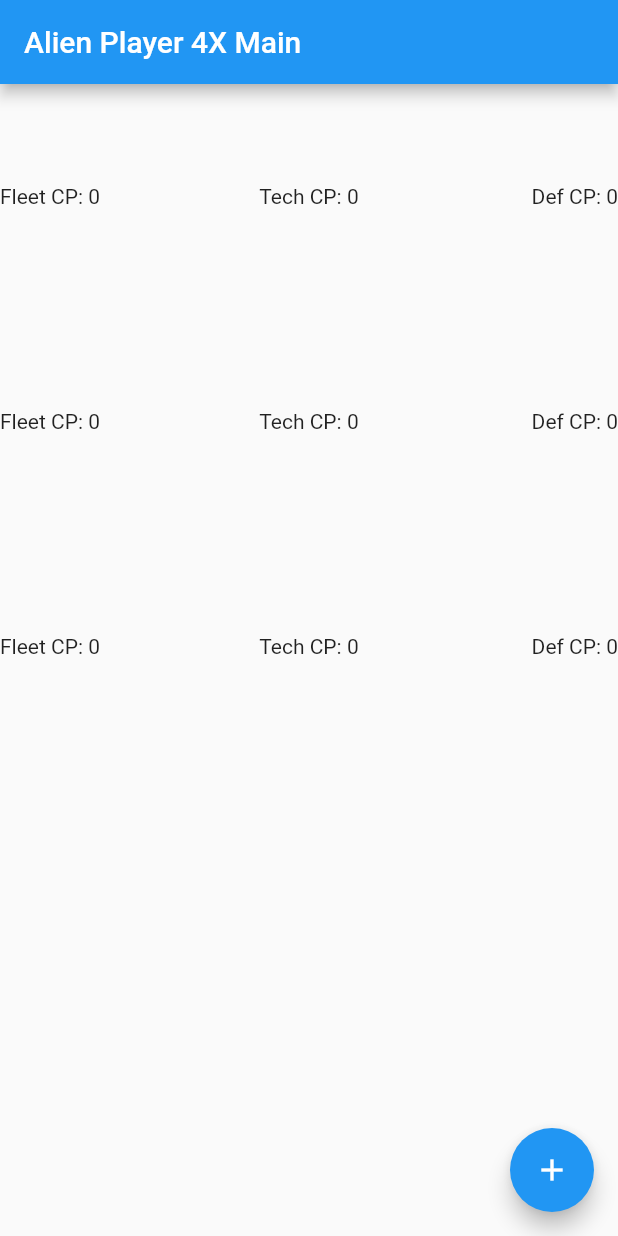
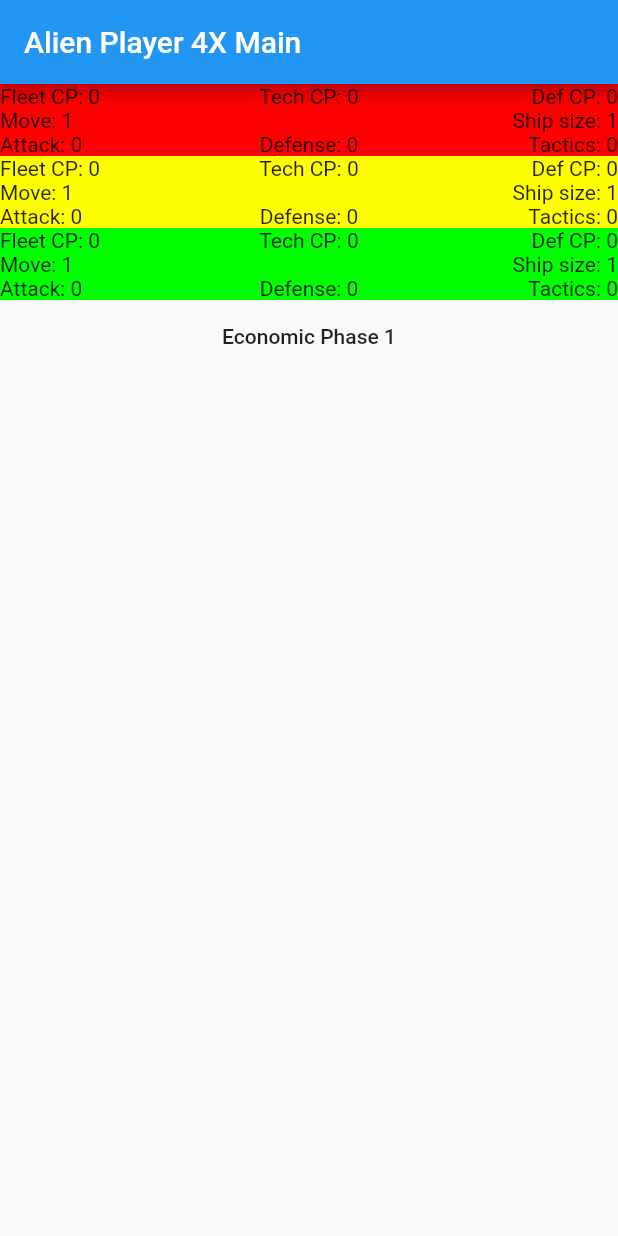
Before and after one commit to NanocTheBuilder/alien_player_4xf, a Flutter app: the screen it shows after launch, on a phone screen of 412 x 824 dp. Run offline on Flutter 3.47's test engine with Material 2 defaults, Android fonts, the phone set to English and light mode, and no system bars.

Commit message:
2020.09.13

```diff
--- a/lib/main.dart
+++ b/lib/main.dart
@@ -1,11 +1,43 @@
+import 'package:alienplayer4xf/game/alien_economic_sheet.dart';
 import 'package:alienplayer4xf/game/dice_roller.dart';
 import 'package:alienplayer4xf/game/enums.dart';
 import 'package:alienplayer4xf/game/game.dart';
 import 'package:alienplayer4xf/game/scenarios/base_game.dart';
+import 'package:alienplayer4xf/widgets/game_page.dart';
 import 'package:flutter/material.dart';
+import 'package:provider/provider.dart';
+
+const Map PlayerColors = {
+  PlayerColor.RED: Color.fromARGB(255, 255, 0, 0),
+  PlayerColor.GREEN: Color.fromARGB(255, 0, 255, 0),
+  PlayerColor.BLUE: Color.fromARGB(255, 0, 0, 255),
+  PlayerColor.YELLOW: Color.fromARGB(255, 255, 255, 0),
+};
 
 void main() {
-  runApp(MyApp());
+  runApp(
+      ChangeNotifierProvider<GameModel>(create: (context) => GameModel(), child: MyApp()));
+}
+
+class GameModel extends ChangeNotifier {
+  Game _game;
+
+  GameModel() {
+    _game = Game(BaseGameScenario(), BaseGameDifficulty.NORMAL,
+        [PlayerColor.RED, PlayerColor.YELLOW, PlayerColor.GREEN]);
+    _game.roller = DiceRoller();
+  }
+
+  get aliens => _game.aliens;
+
+  List<EconPhaseResult> doEconomicPhase() {
+    var result = _game.doEconomicPhase();
+    notifyListeners();
+    return result;
+  }
+
+  get currentTurn => _game.currentTurn;
+
 }
 
 class MyApp extends StatelessWidget {
@@ -15,78 +47,9 @@ class MyApp extends StatelessWidget {
     return MaterialApp(
       title: 'Alien Player 4X App',
       theme: ThemeData(
-        // This is the theme of your application.
-        //
-        // Try running your application with "flutter run". You'll see the
-        // application has a blue toolbar. Then, without quitting the app, try
-        // changing the primarySwatch below to Colors.green and then invoke
-        // "hot reload" (press "r" in the console where you ran "flutter run",
-        // or simply save your changes to "hot reload" in a Flutter IDE).
-        // Notice that the counter didn't reset back to zero; the application
-        // is not restarted.
-        primarySwatch: Colors.blue,
-        // This makes the visual density adapt to the platform that you run
-        // the app on. For desktop platforms, the controls will be smaller and
-        // closer together (more dense) than on mobile platforms.
         visualDensity: VisualDensity.adaptivePlatformDensity,
       ),
-      home: MainPage(title: 'Alien Player 4X Main'),
+      home: GamePage(title: 'Alien Player 4X Main'),
     );
   }
 }
-
-class MainPage extends StatefulWidget {
-  MainPage({Key key, this.title}) : super(key: key);
-
-  // This widget is the home page of your application. It is stateful, meaning
-  // that it has a State object (defined below) that contains fields that affect
-  // how it looks.
-
-  // This class is the configuration for the state. It holds the values (in this
-  // case the title) provided by the parent (in this case the App widget) and
-  // used by the build method of the State. Fields in a Widget subclass are
-  // always marked "final".
-
-  final String title;
-
-  @override
-  _MainPageState createState() => _MainPageState();
-}
-
-class _MainPageState extends State<MainPage> {
-  Game _game = Game(BaseGameScenario(), BaseGameDifficulty.NORMAL, [PlayerColor.RED, PlayerColor.YELLOW, PlayerColor.GREEN]);
-
-  @override
-  Widget build(BuildContext context) {
-    return Scaffold(
-      appBar: AppBar(
-        title: Text(widget.title),
-      ),
-      body: Center(
-        child: ListView.builder(
-          itemCount: _game.aliens.length,
-          itemBuilder: (BuildContext context, int index) {
-            return Container(
-              height: 150,
-              child: Row(
-                  children: [
-                    Expanded(flex: 1, child: Container(child: Text('Fleet CP: ${_game.aliens[index].economicSheet.fleetCP}', textAlign: TextAlign.left,))),
-                    Expanded(flex: 1, child: Container(child: Text('Tech CP: ${_game.aliens[index].economicSheet.techCP}', textAlign: TextAlign.center,))),
-                    Expanded(flex: 1, child: Container(child: Text('Def CP: ${_game.aliens[index].economicSheet.defCP}', textAlign: TextAlign.right,))),
-                ]
-              )
-            );
-          }
-        ),
-      ),
-      floatingActionButton: FloatingActionButton(
-        onPressed: (){setState(() {
-          _game.roller = DiceRoller();
-          _game.doEconomicPhase();
-        });},
-        tooltip: 'Egy gomb',
-        child: Icon(Icons.add),
-      ), // This trailing comma makes auto-formatting nicer for build methods.
-    );
-  }
-}
--- /dev/null
+++ b/lib/widgets/alien_player_view.dart
@@ -0,0 +1,82 @@
+import 'package:alienplayer4xf/game/alien_player.dart';
+import 'package:alienplayer4xf/game/enums.dart';
+import 'package:flutter/material.dart';
+
+import '../main.dart';
+
+class AlienPlayerView extends StatelessWidget {
+  final AlienPlayer alien;
+
+  AlienPlayerView(this.alien);
+  @override
+  Widget build(BuildContext context) {
+    return Container(
+        color: PlayerColors[alien.color],
+        child: Column(
+          children: [
+            Row(children: [
+              Expanded(
+                  flex: 1,
+                  child: Container(
+                      child: Text(
+                    'Fleet CP: ${alien.economicSheet.fleetCP}',
+                    textAlign: TextAlign.left,
+                  ))),
+              Expanded(
+                  flex: 1,
+                  child: Container(
+                      child: Text(
+                    'Tech CP: ${alien.economicSheet.techCP}',
+                    textAlign: TextAlign.center,
+                  ))),
+              Expanded(
+                  flex: 1,
+                  child: Container(
+                      child: Text(
+                    'Def CP: ${alien.economicSheet.defCP}',
+                    textAlign: TextAlign.right,
+                  ))),
+            ]),
+            Row(children: [
+              Expanded(
+                  flex: 1,
+                  child: Container(
+                      child: Text(
+                    'Move: ${alien.technologyLevels[Technology.MOVE]}',
+                    textAlign: TextAlign.left,
+                  ))),
+              Expanded(
+                  flex: 1,
+                  child: Container(
+                      child: Text(
+                    'Ship size: ${alien.technologyLevels[Technology.SHIP_SIZE]}',
+                    textAlign: TextAlign.right,
+                  ))),
+            ]),
+            Row(children: [
+              Expanded(
+                  flex: 1,
+                  child: Container(
+                      child: Text(
+                    'Attack: ${alien.technologyLevels[Technology.ATTACK]}',
+                    textAlign: TextAlign.left,
+                  ))),
+              Expanded(
+                  flex: 1,
+                  child: Container(
+                      child: Text(
+                    'Defense: ${alien.technologyLevels[Technology.DEFENSE]}',
+                    textAlign: TextAlign.center,
+                  ))),
+              Expanded(
+                  flex: 1,
+                  child: Container(
+                      child: Text(
+                    'Tactics: ${alien.technologyLevels[Technology.TACTICS]}',
+                    textAlign: TextAlign.right,
+                  ))),
+            ]),
+          ],
+        ));
+  }
+}
--- /dev/null
+++ b/lib/widgets/game_page.dart
@@ -0,0 +1,55 @@
+import 'package:alienplayer4xf/widgets/alien_player_page.dart';
+import 'package:flutter/material.dart';
+import 'package:provider/provider.dart';
+
+import '../main.dart';
+import 'alien_player_view.dart';
+import 'econ_phase_result_dialog.dart';
+
+class GamePage extends StatelessWidget {
+   final String title;
+
+   GamePage({Key key, this.title}) : super(key: key);
+
+  @override
+  Widget build(BuildContext context) {
+    return Scaffold(
+        appBar: AppBar(
+          title: Text(title),
+        ),
+        body: Center(
+            child: Column(
+            children: [
+              Consumer<GameModel>(builder: (context, game, child) {
+                return ListView.builder(
+                    shrinkWrap: true,
+                    itemCount: game.aliens.length,
+                    itemBuilder: (context, index) {
+                      return new GestureDetector(
+                        onTap: () => Navigator.push(context, MaterialPageRoute(builder: (context) => AlienPlayerPage(title: title, alienPlayer: game.aliens[index]))),
+                        child: AlienPlayerView(game.aliens[index]),
+                      );
+                    },
+                );
+              }),
+              Consumer<GameModel>(builder: (context, game, child) {
+                return FlatButton(
+                    child: Text("Economic Phase ${game.currentTurn}"),
+                    onPressed: () {
+                      var result = game.doEconomicPhase();
+                      showDialog(
+                          context: context,
+                          builder: (BuildContext context) {
+                            return EconPhaseResultDialog(game.currentTurn,
+                                result);
+                          });
+                    });
+              },
+              ),
+            ]
+        )
+        )
+    );
+    // This trailing comma makes auto-formatting nicer for build methods.
+  }
+}
--- a/pubspec.yaml
+++ b/pubspec.yaml
@@ -23,6 +23,8 @@ environment:
 dependencies:
   flutter:
     sdk: flutter
+
+  provider: ^4.0.0
 
 
   # The following adds the Cupertino Icons font to your application.
```
Also changed, not shown: lib/widgets/alien_player_page.dart (added, +38 -0 lines), lib/widgets/econ_phase_result_dialog.dart (added, +38 -0 lines), pubspec.lock.
